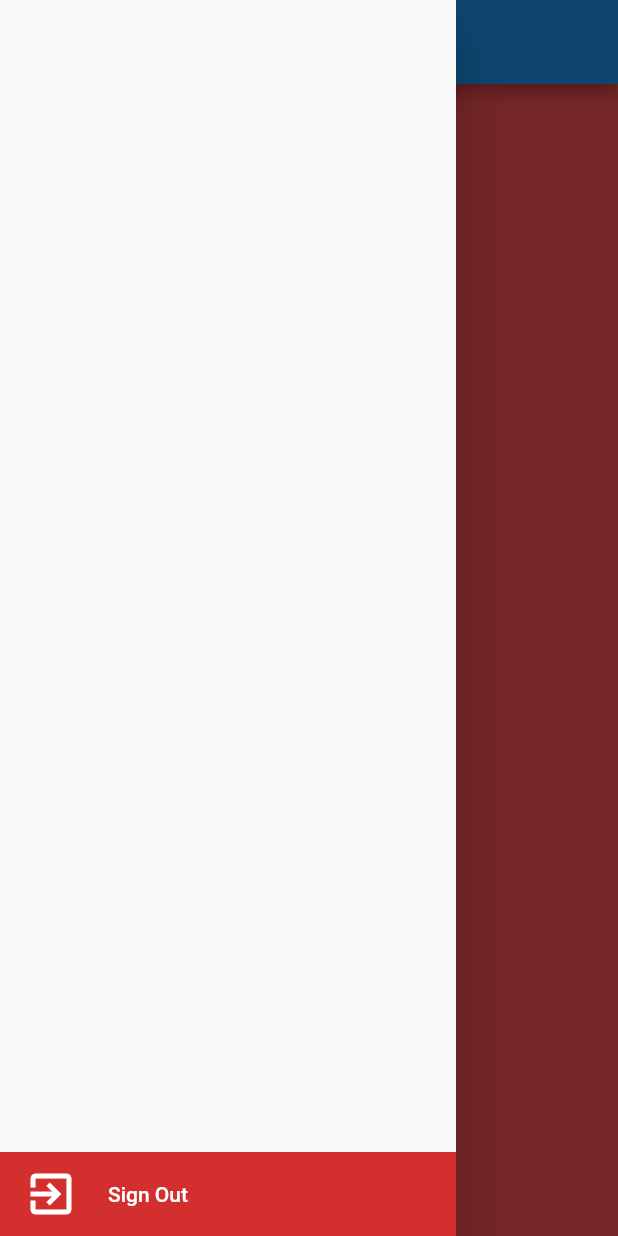
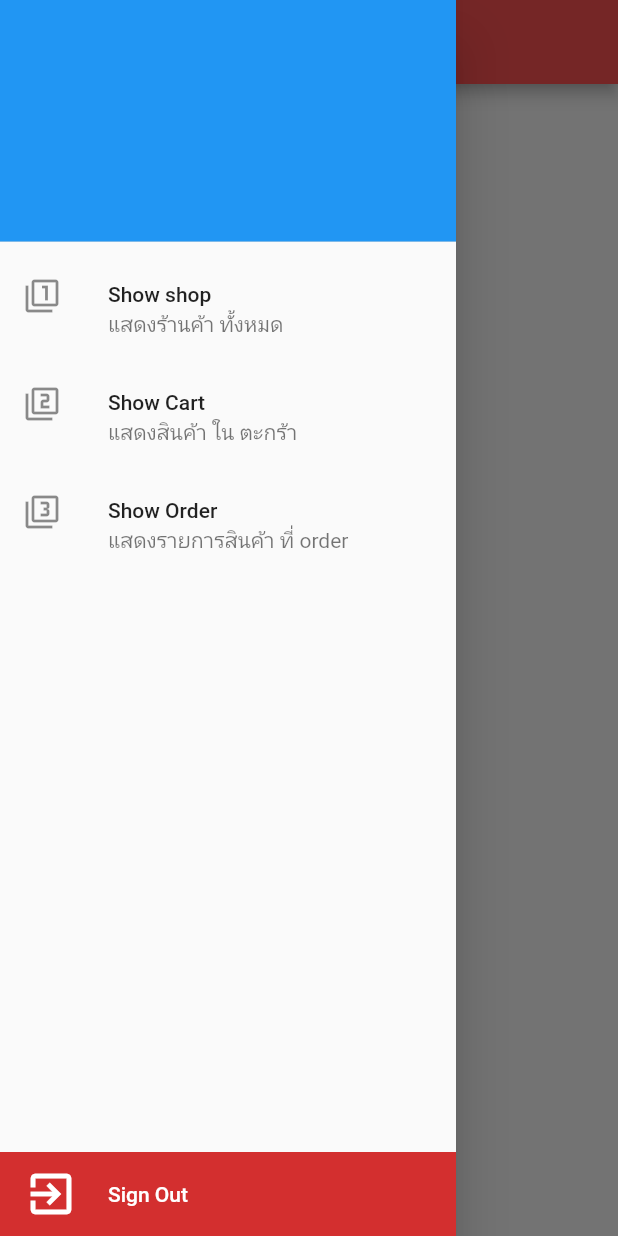
Before and after one commit to manyou66/MushroomShop, a Flutter app: the MyServiceBuyer screen opened by its route, with the side drawer open, on a phone screen of 412 x 824 dp. Run offline on Flutter 3.47's test engine with Material 2 defaults, Android fonts, the light colour scheme and no system bars; our stand-ins replace cloud_firestore, firebase_auth, firebase_core, firebase_storage, image_picker; accounts and stored records are empty; network calls fail.

Commit message:
Update 29 Apr 2021

```diff
--- a/lib/bodies/show_cart_user.dart
+++ b/lib/bodies/show_cart_user.dart
@@ -9,7 +9,7 @@ class _ShowCartUserState extends State<ShowCartUser> {
   @override
   Widget build(BuildContext context) {
     return Scaffold(
-
+      body: Text('show cart'),
     );
   }
 }
--- a/lib/bodies/show_order_user.dart
+++ b/lib/bodies/show_order_user.dart
@@ -9,7 +9,7 @@ class _ShowOrderUserState extends State<ShowOrderUser> {
   @override
   Widget build(BuildContext context) {
     return Scaffold(
-
+       body: Text('show order'),
     );
   }
 }
--- a/lib/bodies/show_shop_user.dart
+++ b/lib/bodies/show_shop_user.dart
@@ -1,15 +1,77 @@
+import 'package:browniesuppermall/models/typeuser.dart';
+import 'package:browniesuppermall/utility/my_style.dart';
+import 'package:cloud_firestore/cloud_firestore.dart';
+import 'package:firebase_core/firebase_core.dart';
 import 'package:flutter/material.dart';
 
-class ShowOrderUser extends StatefulWidget {
+class ShowShopUser extends StatefulWidget {
   @override
-  _ShowOrderUserState createState() => _ShowOrderUserState();
+  _ShowShopUserState createState() => _ShowShopUserState();
 }
 
-class _ShowOrderUserState extends State<ShowOrderUser> {
+class _ShowShopUserState extends State<ShowShopUser> {
+  bool load = true;
+  List<TypeUserModel> typeUserModels = [];
+  List<Widget> widgets = [];
+  @override
+  void initState() {
+    // TODO: implement initState
+    super.initState();
+    readData();
+  }
+
+  Future<Null> readData() async {
+    await Firebase.initializeApp().then((value) async {
+      await FirebaseFirestore.instance
+          .collection('typeuser')
+          .snapshots()
+          .listen((event) {
+        setState(() {
+          for (var item in event.docs) {
+            TypeUserModel model = TypeUserModel.fromMap(item.data());
+            if (model.typeuser == 'shopper') {
+              setState(() {
+                typeUserModels.add(model);
+                widgets.add(createWiget(model));
+              });
+            }
+          }
+          load = false;
+        });
+      });
+    });
+  }
+
+  Widget createWiget(TypeUserModel model) {
+    return Card(
+      color: MyStyle().lightColor,
+      child: Center(
+        child: Column(
+          mainAxisSize: MainAxisSize.min,
+          children: [
+            Container(
+              width: 100,
+              height: 100,
+              child: model.urlshopper == null
+                  ? Image.asset('images/image.png')
+                  : Image.network(model.urlshopper),
+            ),
+            MyStyle().titleH3White(model.name),
+          ],
+        ),
+      ),
+    );
+  }
+
   @override
   Widget build(BuildContext context) {
     return Scaffold(
-
+      body: load
+          ? MyStyle().showProgress()
+          : GridView.extent(
+              maxCrossAxisExtent: 160,
+              children: widgets,
+            ),
     );
   }
 }
--- a/lib/main.dart
+++ b/lib/main.dart
@@ -1,5 +1,6 @@
 import 'package:browniesuppermall/models/typeuser.dart';
 import 'package:browniesuppermall/states/add_information.dart';
+import 'package:browniesuppermall/states/add_product.dart';
 import 'package:browniesuppermall/states/authen.dart';
 import 'package:browniesuppermall/states/create_account.dart';
 import 'package:browniesuppermall/states/my_service_buyer.dart';
@@ -17,6 +18,7 @@ final Map<String, WidgetBuilder> map = {
   '/myServiceBuyer': (BuildContext context) => MyServiceBuyer(),
   '/myServiceShopper': (BuildContext context) => MyServiceShopper(),
   '/addInformation':(BuildContext context) => AddInformatin(),
+  '/addProduct':(BuildContext context) => AddProduct(),
 };
 
 String iniRoute = '/authen';
--- a/lib/states/my_service_buyer.dart
+++ b/lib/states/my_service_buyer.dart
@@ -1,3 +1,6 @@
+import 'package:browniesuppermall/bodies/show_cart_user.dart';
+import 'package:browniesuppermall/bodies/show_order_user.dart';
+import 'package:browniesuppermall/bodies/show_shop_user.dart';
 import 'package:browniesuppermall/utility/my_style.dart';
 import 'package:flutter/material.dart';
 
@@ -7,17 +10,84 @@ class MyServiceBuyer extends StatefulWidget {
 }
 
 class _MyServiceBuyerState extends State<MyServiceBuyer> {
+  List<Widget> widgets = [
+    ShowShopUser(),
+    ShowCartUser(),
+    ShowOrderUser(),
+  ];
+  int index = 0;
+
   @override
   Widget build(BuildContext context) {
     return Scaffold(
-      appBar: AppBar(
+      appBar: AppBar(backgroundColor: MyStyle().primaryColor,
         title: Text('Buyer'),
       ),
       drawer: Drawer(
-        child: MyStyle().buildSignOut(context),
+        child: Stack(
+          children: [
+            MyStyle().buildSignOut(context),
+            Column(
+              children: [
+                buildUserAccountsDrawerHeader(),
+                buildMenuShowShop(context),
+                buildMenuShowCart(context),
+                buildMenuShowOrder(context)
+              ],
+            ),
+          ],
+        ),
       ),
-      backgroundColor: MyStyle().primaryColor,
+      body: widgets[index],
     );
   }
 
+  ListTile buildMenuShowShop(BuildContext context) {
+    return ListTile(
+      leading: Icon(Icons.filter_1),
+      title: Text('Show shop'),
+      subtitle: Text('แสดงร้านค้า ทั้งหมด'),
+      onTap: () {
+        setState(() {
+          index = 0;
+        });
+        Navigator.pop(context);
+      },
+    );
+  }
+
+  ListTile buildMenuShowCart(BuildContext context) {
+    return ListTile(
+      leading: Icon(Icons.filter_2),
+      title: Text('Show Cart'),
+      subtitle: Text('แสดงสินค้า ใน ตะกร้า'),
+      onTap: () {
+        setState(() {
+          index = 1;
+        });
+        Navigator.pop(context);
+      },
+    );
+  }
+
+  ListTile buildMenuShowOrder(BuildContext context) {
+    return ListTile(
+      leading: Icon(Icons.filter_3),
+      title: Text('Show Order'),
+      subtitle: Text('แสดงรายการสินค้า ที่ order'),
+      onTap: () {
+        setState(() {
+          index = 2;
+        });
+        Navigator.pop(context);
+      },
+    );
+  }
+
+  UserAccountsDrawerHeader buildUserAccountsDrawerHeader() {
+    return UserAccountsDrawerHeader(
+      accountName: null,
+      accountEmail: null,
+    );
+  }
 }
```
Also changed, not shown: lib/bodies/information_shopper.dart (+11 -5 lines), lib/bodies/show_product.dart (+46 -1 lines), lib/models/product_model.dart (added, +98 -0 lines), lib/states/add_information.dart (+15 -5 lines), lib/states/add_product.dart (added, +306 -0 lines), lib/utility/my_style.dart (+10 -0 lines).
